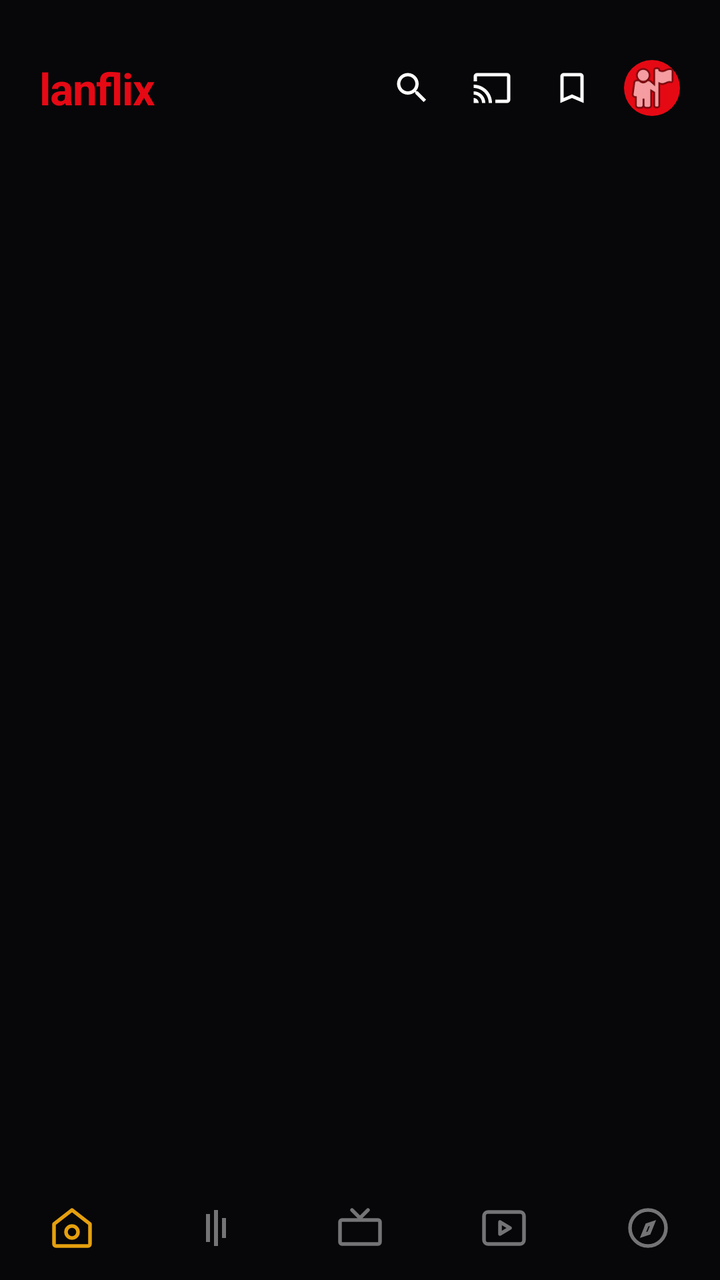
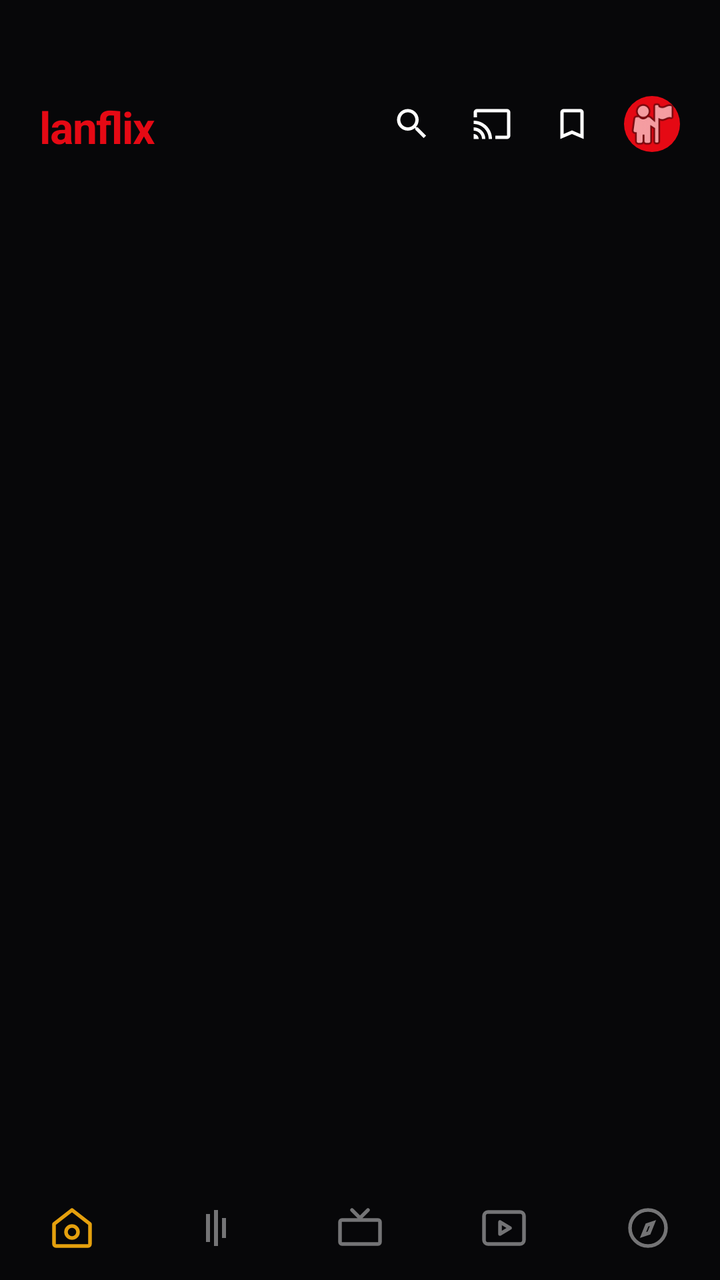

Two renders of the same Android screen: before a commit and after it. Below are the layout's source before the change and the commit's diff.
<!-- AndroidManifest.xml: activity theme Theme.Lanflix.NoActionBar -->
<!-- res/layout/activity_main.xml -->
<?xml version="1.0" encoding="utf-8"?>
<androidx.constraintlayout.widget.ConstraintLayout xmlns:android="http://schemas.android.com/apk/res/android"
    xmlns:app="http://schemas.android.com/apk/res-auto"
    xmlns:tools="http://schemas.android.com/tools"
    android:layout_width="match_parent"
    android:layout_height="match_parent"
    android:background="#070709"
    tools:context=".MainActivity">

    
    <FrameLayout
        android:id="@+id/fragment_container"
        android:layout_width="match_parent"
        android:layout_height="match_parent"
        app:layout_constraintBottom_toBottomOf="parent"
        app:layout_constraintEnd_toEndOf="parent"
        app:layout_constraintStart_toStartOf="parent"
        app:layout_constraintTop_toTopOf="parent" />

    
    <RelativeLayout
        android:id="@+id/top_header_bar"
        android:layout_width="match_parent"
        android:layout_height="wrap_content"
        android:layout_marginTop="20dp"
        android:background="@android:color/transparent"
        android:paddingHorizontal="20dp"
        android:paddingTop="8dp"
        android:paddingBottom="8dp"
        android:elevation="30dp"
        app:layout_constraintTop_toTopOf="parent">

        <TextView
            android:id="@+id/txt_logo"
            android:layout_width="wrap_content"
            android:layout_height="wrap_content"
            android:layout_centerVertical="true"
            android:text="lanflix"
            android:textColor="#E50914"
            android:textSize="22sp"
            android:textStyle="bold"
            android:letterSpacing="-0.02" />

        <LinearLayout
            android:layout_width="wrap_content"
            android:layout_height="wrap_content"
            android:layout_alignParentEnd="true"
            android:layout_centerVertical="true"
            android:gravity="center_vertical"
            android:orientation="horizontal">

            <ImageView
                android:id="@+id/btn_top_search"
                android:layout_width="32dp"
                android:layout_height="32dp"
                android:padding="6dp"
                android:src="@drawable/ic_top_search"
                app:tint="#FFFFFF"
                android:clickable="true"
                android:focusable="true" />

            <ImageView
                android:id="@+id/btn_top_cast"
                android:layout_width="32dp"
                android:layout_height="32dp"
                android:layout_marginStart="8dp"
                android:padding="6dp"
                android:src="@drawable/ic_top_cast"
                app:tint="#FFFFFF"
                android:clickable="true"
                android:focusable="true" />

            <ImageView
                android:id="@+id/btn_top_bookmark"
                android:layout_width="32dp"
                android:layout_height="32dp"
                android:layout_marginStart="8dp"
                android:padding="6dp"
                android:src="@drawable/ic_top_bookmark"
                app:tint="#FFFFFF"
                android:clickable="true"
                android:focusable="true" />

            <com.google.android.material.imageview.ShapeableImageView
                android:id="@+id/top_profile_avatar"
                android:layout_width="28dp"
                android:layout_height="28dp"
                android:layout_marginStart="10dp"
                android:src="@android:drawable/ic_menu_myplaces"
                android:background="#E50914"
                app:shapeAppearanceOverlay="@style/ShapeAppearance.Material3.Corner.Full" />
        </LinearLayout>
    </RelativeLayout>

    
    <com.google.android.material.bottomnavigation.BottomNavigationView
        android:id="@+id/bottom_navigation"
        android:layout_width="match_parent"
        android:layout_height="52dp"
        android:background="#070709"
        android:elevation="30dp"
        app:itemIconSize="24dp"
        app:itemIconTint="@color/nav_item_color"
        app:itemTextColor="@color/nav_item_color"
        app:labelVisibilityMode="unlabeled"
        app:itemActiveIndicatorStyle="@null"
        app:itemRippleColor="@null"
        app:layout_constraintBottom_toBottomOf="parent"
        app:menu="@menu/menu_bottom_nav" />

</androidx.constraintlayout.widget.ConstraintLayout>
<!-- resources referenced by this layout -->
<resources>
  <!-- drawable ic_top_bookmark (drawable) -->
  <vector xmlns:android="http://schemas.android.com/apk/res/android"
      android:width="24dp"
      android:height="24dp"
      android:viewportWidth="24"
      android:viewportHeight="24">
      <path
          android:fillColor="#FFFFFF"
          android:pathData="M17,3H7C5.9,3 5,3.9 5,5v16l7,-3l7,3V5C19,3.9 18.1,3 17,3zM17,18l-5,-2.18L7,18V5h10V18z"/>
  </vector>
  <!-- drawable ic_top_cast (drawable) -->
  <vector xmlns:android="http://schemas.android.com/apk/res/android"
      android:width="24dp"
      android:height="24dp"
      android:viewportWidth="24"
      android:viewportHeight="24">
      <path
          android:fillColor="#FFFFFF"
          android:pathData="M1,18v3h3c0,-1.66 -1.34,-3 -3,-3zM1,14v2c2.76,0 5,2.24 5,5h2c0,-3.87 -3.13,-7 -7,-7zM1,10v2c4.97,0 9,4.03 9,9h2c0,-6.08 -4.92,-11 -11,-11zM21,3L3,3c-1.1,0 -2,0.9 -2,2v3h2L3,5h18v14h-7v2h7c1.1,0 2,-0.9 2,-2L23,5c0,-1.1 -0.9,-2 -2,-2z"/>
  </vector>
  <!-- drawable ic_top_search (drawable) -->
  <vector xmlns:android="http://schemas.android.com/apk/res/android"
      android:width="24dp"
      android:height="24dp"
      android:viewportWidth="24"
      android:viewportHeight="24">
      <path
          android:fillColor="#FFFFFF"
          android:pathData="M15.5,14h-0.79l-0.28,-0.27C15.41,12.59 16,11.11 16,9.5 16,5.91 13.09,3 9.5,3S3,5.91 3,9.5 5.91,16 9.5,16c1.61,0 3.09,-0.59 4.23,-1.57l0.27,0.28v0.79l5,4.99L20.49,19l-4.99,-5zM9.5,14C7.01,14 5,11.99 5,9.5S7.01,5 9.5,5 14,7.01 14,9.5 11.99,14 9.5,14z"/>
  </vector>
  <style name="Theme.Lanflix.NoActionBar">
          <item name="windowActionBar">false</item>
          <item name="windowNoTitle">true</item>
          <item name="android:windowFullscreen">false</item>
          <item name="android:statusBarColor">@android:color/transparent</item>
          <item name="android:navigationBarColor">@android:color/transparent</item>
      </style>
</resources>

<!-- the commit's change to res/layout/activity_main.xml (unified diff, before → after) -->
@@ -21,12 +21,10 @@
     <RelativeLayout
         android:id="@+id/top_header_bar"
         android:layout_width="match_parent"
-        android:layout_height="wrap_content"
-        android:layout_marginTop="20dp"
+        android:layout_height="90dp"
         android:background="@android:color/transparent"
         android:paddingHorizontal="20dp"
-        android:paddingTop="8dp"
-        android:paddingBottom="8dp"
+        android:paddingBottom="12dp"
         android:elevation="30dp"
         app:layout_constraintTop_toTopOf="parent">
 
@@ -34,7 +32,7 @@
             android:id="@+id/txt_logo"
             android:layout_width="wrap_content"
             android:layout_height="wrap_content"
-            android:layout_centerVertical="true"
+            android:layout_alignParentBottom="true"
             android:text="lanflix"
             android:textColor="#E50914"
             android:textSize="22sp"
@@ -45,7 +43,7 @@
             android:layout_width="wrap_content"
             android:layout_height="wrap_content"
             android:layout_alignParentEnd="true"
-            android:layout_centerVertical="true"
+            android:layout_alignParentBottom="true"
             android:gravity="center_vertical"
             android:orientation="horizontal">
 
